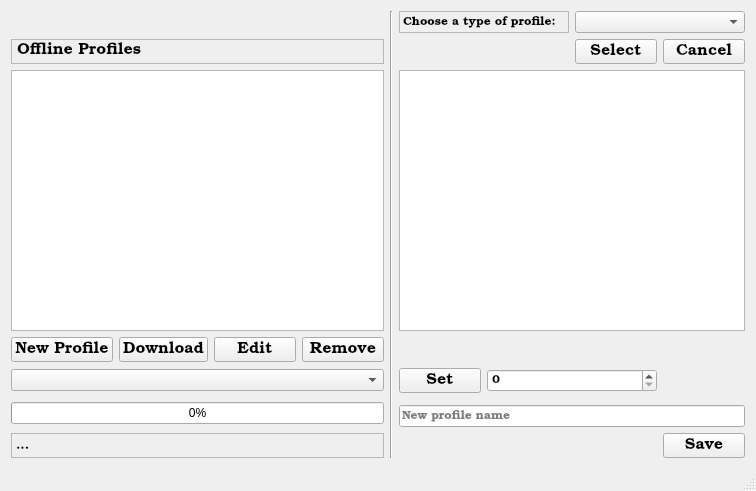
Before: the Qt Designer form mainwindow.ui in barbosaMatheus/USR_Coffee_Profiles, drawn with Qt 5.
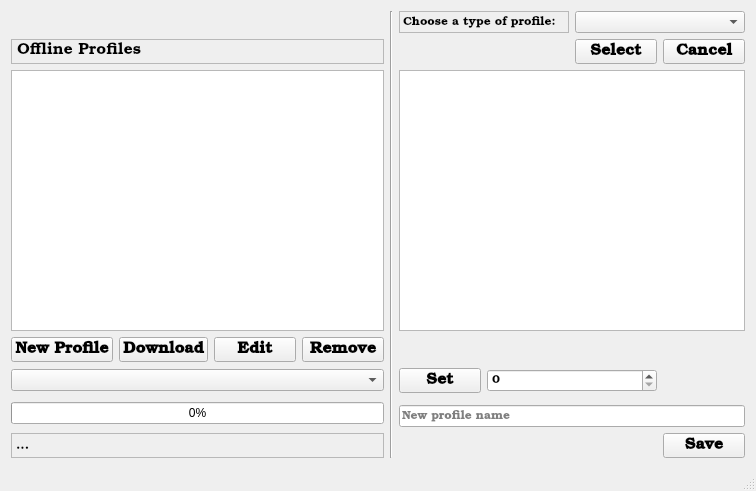
After: the same form once the commit is applied.

Diff of the .ui file:
```diff
--- a/mainwindow.ui
+++ b/mainwindow.ui
@@ -95,6 +95,8 @@
        <font>
         <family>Bookman Old Style</family>
         <pointsize>12</pointsize>
+        <weight>75</weight>
+        <bold>true</bold>
        </font>
       </property>
       <property name="text">
@@ -108,6 +110,8 @@
        <font>
         <family>Bookman Old Style</family>
         <pointsize>12</pointsize>
+        <weight>75</weight>
+        <bold>true</bold>
        </font>
       </property>
       <property name="text">
@@ -137,6 +141,8 @@
        <font>
         <family>Bookman Old Style</family>
         <pointsize>12</pointsize>
+        <weight>75</weight>
+        <bold>true</bold>
        </font>
       </property>
       <property name="text">
@@ -150,6 +156,8 @@
        <font>
         <family>Bookman Old Style</family>
         <pointsize>12</pointsize>
+        <weight>75</weight>
+        <bold>true</bold>
        </font>
       </property>
       <property name="text">
@@ -163,6 +171,8 @@
        <font>
         <family>Bookman Old Style</family>
         <pointsize>12</pointsize>
+        <weight>75</weight>
+        <bold>true</bold>
        </font>
       </property>
       <property name="text">
@@ -176,6 +186,8 @@
        <font>
         <family>Bookman Old Style</family>
         <pointsize>12</pointsize>
+        <weight>75</weight>
+        <bold>true</bold>
        </font>
       </property>
       <property name="text">
@@ -243,6 +255,8 @@
        <font>
         <family>Bookman Old Style</family>
         <pointsize>12</pointsize>
+        <weight>75</weight>
+        <bold>true</bold>
        </font>
       </property>
       <property name="text">
@@ -256,6 +270,8 @@
        <font>
         <family>Bookman Old Style</family>
         <pointsize>12</pointsize>
+        <weight>75</weight>
+        <bold>true</bold>
        </font>
       </property>
       <property name="text">
```
